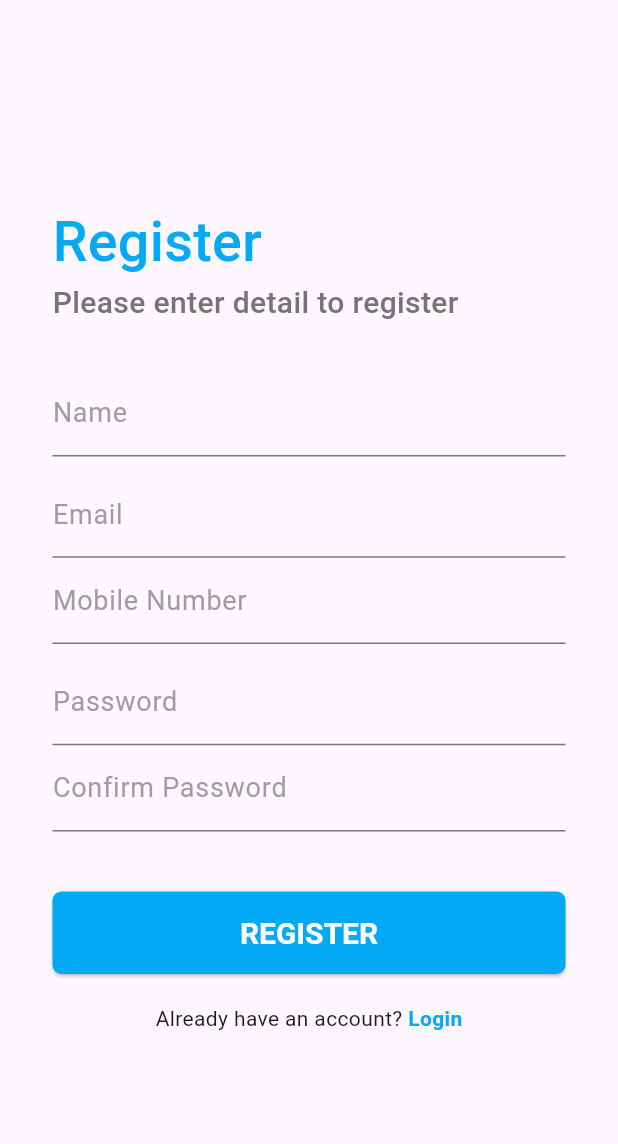
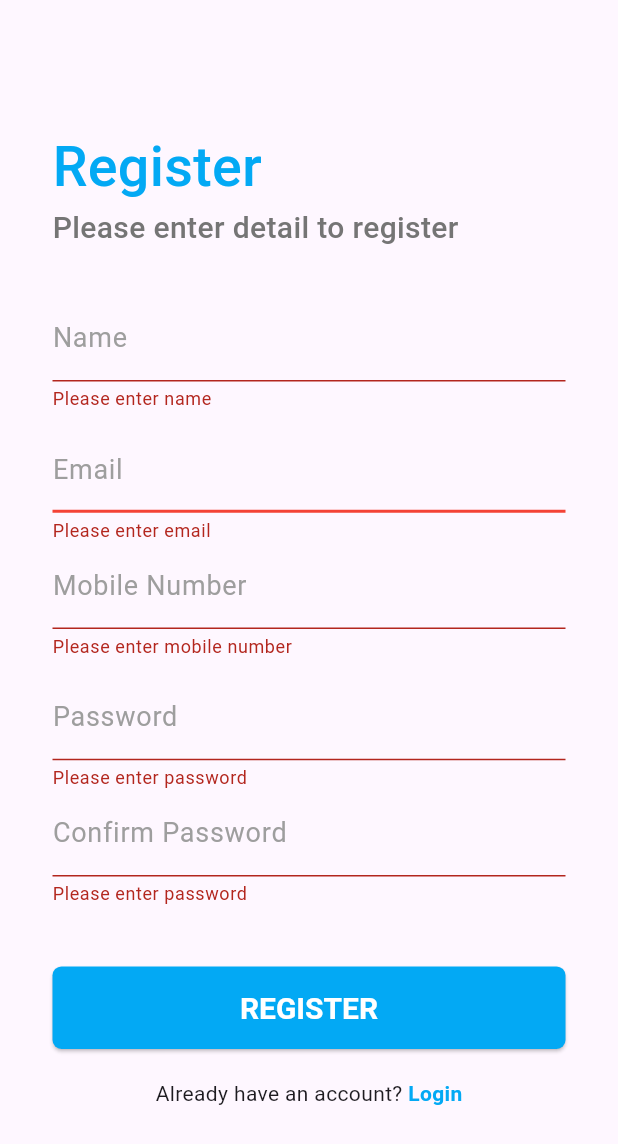
Before and after one commit to awaismubbashar/registration_app, a Flutter app: the Register screen opened by its route, after a tap on "REGISTER", on a phone screen of 412 x 824 dp. Shown: the top 1144 px of the screen. Run offline on Flutter 3.47's test engine with Material 3 defaults, Android fonts, the phone set to English and light mode, and no system bars.

Commit message:
Added validation on registration screen.

```diff
--- a/lib/registration/register.dart
+++ b/lib/registration/register.dart
@@ -8,9 +8,28 @@ class Register extends StatefulWidget {
 }
 
 class _RegisterState extends State<Register> {
+  final _emailController = TextEditingController();
+  final _nameController = TextEditingController();
+  final _mobileNumberController = TextEditingController();
+  final _passwordController = TextEditingController();
+  final _confirmPasswordController = TextEditingController();
+
+  bool _validate = false;
+
+  @override
+  void dispose() {
+    _emailController.dispose();
+    _nameController.dispose();
+    _mobileNumberController.dispose();
+    _passwordController.dispose();
+    _confirmPasswordController.dispose();
+    super.dispose();
+  }
+
   @override
   Widget build(BuildContext context) {
     return Scaffold(
+      resizeToAvoidBottomInset: false,
       body: SafeArea(
         child: Padding(
           padding: const EdgeInsets.symmetric(horizontal: 35.0),
@@ -36,78 +55,146 @@ class _RegisterState extends State<Register> {
                         fontWeight: FontWeight.w500),
                   ),
                   const SizedBox(height: 30.0),
-                  const TextField(
+                  TextFormField(
+                    autovalidateMode: AutovalidateMode.always,
+                    validator: (text) {
+                      if (!(text!.length > 5) && text.isNotEmpty) {
+                        return "Enter valid name of more then 5 characters";
+                      }
+                      return null;
+                    },
+                    controller: _nameController,
                     decoration: InputDecoration(
-                      focusedBorder: UnderlineInputBorder(
+                      focusedBorder: const UnderlineInputBorder(
                         borderSide:
                             BorderSide(color: Colors.lightBlue, width: 1.9),
                       ),
+                      errorText: _validate ? 'Please enter name' : null,
                       labelText: 'Name',
-                      labelStyle: TextStyle(color: Colors.grey, fontSize: 18.0),
-                      suffixStyle: TextStyle(
+                      // errorText: _validate ? 'Please enter name': null,
+                      labelStyle:
+                          const TextStyle(color: Colors.grey, fontSize: 18.0),
+                      suffixStyle: const TextStyle(
                         color: Colors.lightBlue,
                       ),
                     ),
                   ),
                   const SizedBox(height: 10.0),
-                  const TextField(
+                  TextFormField(
+                    validator: (text) {
+                      if (!(text!.contains('@')) && text.isNotEmpty) {
+                        return "Enter a valid email address!";
+                      }
+                      return null;
+                    },
+                    controller: _emailController,
+                    autovalidateMode: AutovalidateMode.always,
                     decoration: InputDecoration(
-                      focusedBorder: UnderlineInputBorder(
+                      focusedBorder: const UnderlineInputBorder(
                         borderSide:
                             BorderSide(color: Colors.lightBlue, width: 1.9),
                       ),
+                      errorBorder: const UnderlineInputBorder(
+                          borderSide:
+                              BorderSide(color: Colors.red, width: 1.9)),
                       labelText: 'Email',
-                      labelStyle: TextStyle(color: Colors.grey, fontSize: 18.0),
-                      suffixStyle: TextStyle(
-                        color: Colors.lightBlue,
-                      ),
+                      errorText: _validate ? 'Please enter email' : null,
+                      labelStyle:
+                          const TextStyle(color: Colors.grey, fontSize: 18.0),
+                      suffixStyle: const TextStyle(color: Colors.lightBlue),
                     ),
                   ),
-                  const TextField(
+                  TextFormField(
+                    autovalidateMode: AutovalidateMode.always,
+                    validator: (mobileNumber) {
+                      if (!(mobileNumber!.length >= 12) &&
+                          mobileNumber.isNotEmpty) {
+                        return "Enter valid mobile number";
+                      }
+                      return null;
+                    },
+                    controller: _mobileNumberController,
                     decoration: InputDecoration(
-                      focusedBorder: UnderlineInputBorder(
+                      focusedBorder: const UnderlineInputBorder(
                         borderSide:
                             BorderSide(color: Colors.lightBlue, width: 1.9),
                       ),
                       labelText: 'Mobile Number',
-                      labelStyle: TextStyle(color: Colors.grey, fontSize: 18.0),
-                      suffixStyle: TextStyle(
+                      errorText:
+                          _validate ? 'Please enter mobile number' : null,
+                      labelStyle:
+                          const TextStyle(color: Colors.grey, fontSize: 18.0),
+                      suffixStyle: const TextStyle(
                         color: Colors.lightBlue,
                       ),
                     ),
                   ),
                   const SizedBox(height: 10.0),
-                  const TextField(
+                  TextFormField(
+                    autovalidateMode: AutovalidateMode.always,
+                    validator: (text) {
+                      if (!(text!.length > 5) && text.isNotEmpty) {
+                        return "Enter password minimum 6 characters";
+                      }
+                      return null;
+                    },
+                    controller: _passwordController,
                     decoration: InputDecoration(
-                      focusedBorder: UnderlineInputBorder(
+                      focusedBorder: const UnderlineInputBorder(
                         borderSide:
                             BorderSide(color: Colors.lightBlue, width: 1.9),
                       ),
                       // labelText: 'Password',
-                      label: Text(
+                      label: const Text(
                         'Password',
                       ),
-                      labelStyle: TextStyle(color: Colors.grey, fontSize: 18.0),
+                      errorText: _validate ? 'Please enter password' : null,
+                      labelStyle:
+                          const TextStyle(color: Colors.grey, fontSize: 18.0),
                     ),
                     obscureText: true,
                   ),
-                  const TextField(
+                  TextFormField(
+                    autovalidateMode: AutovalidateMode.always,
+                    validator: (text) {
+                      if (!(text!.length > 5) && text.isNotEmpty) {
+                        return "Enter password minimum 6 characters";
+                      }
+                      return null;
+                    },
+                    controller: _confirmPasswordController,
                     decoration: InputDecoration(
-                      focusedBorder: UnderlineInputBorder(
+                      focusedBorder: const UnderlineInputBorder(
                         borderSide:
                             BorderSide(color: Colors.lightBlue, width: 1.9),
                       ),
                       // labelText: 'Password',
-                      label: Text(
+                      label: const Text(
                         'Confirm Password',
                       ),
-                      labelStyle: TextStyle(color: Colors.grey, fontSize: 18.0),
+                      errorText: _validate ? 'Please enter password' : null,
+                      labelStyle:
+                          const TextStyle(color: Colors.grey, fontSize: 18.0),
                     ),
                     obscureText: true,
                   ),
                   const SizedBox(height: 40.0),
                   ElevatedButton(
-                    onPressed: () {},
+                    onPressed: () {
+                      print('regidter clicked');
+                      if (_emailController.text.isEmpty) {
+                        print('eamil is empty');
+                      } else {
+                        print(_emailController.text);
+                      }
+                      setState(() {
+                        _validate = _emailController.text.isEmpty &&
+                            _nameController.text.isEmpty &&
+                            _mobileNumberController.text.isEmpty &&
+                            _passwordController.text.isEmpty &&
+                            _confirmPasswordController.text.isEmpty;
+                      });
+                    },
                     style: ElevatedButton.styleFrom(
                       minimumSize: const Size.fromHeight(55),
                       shape: RoundedRectangleBorder(
```
Also changed, not shown: lib/registration/login.dart (+41 -7 lines).
